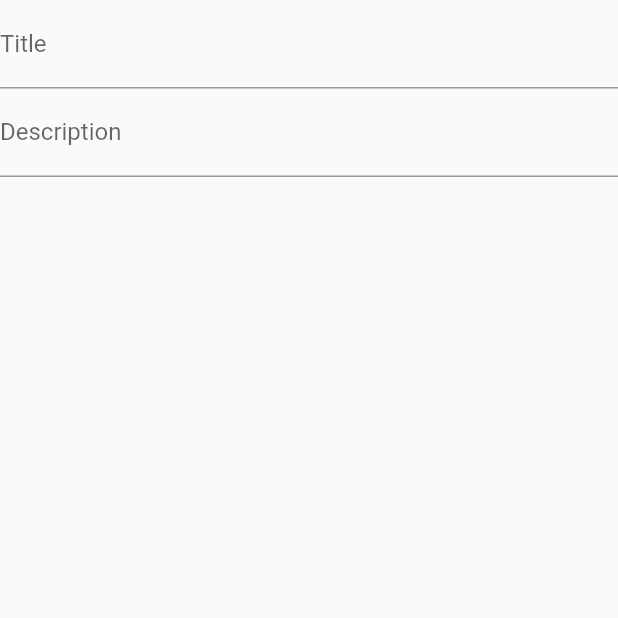
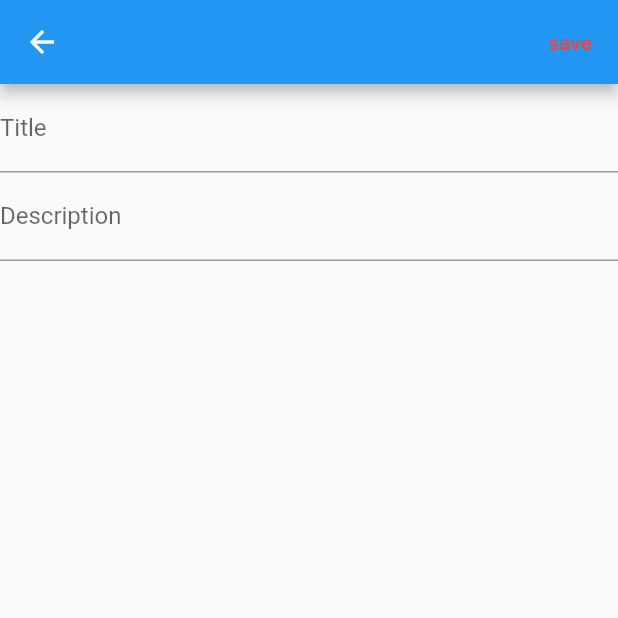
Before and after one commit to Anushavysakh/NotesReview, a Flutter app: the AddNote screen opened directly, on a phone screen of 412 x 824 dp, the top half of it. Run offline on Flutter 3.47's test engine with Material 2 defaults, Android fonts, the phone set to English and light mode, and no system bars; our stand-ins replace cloud_firestore, firebase_core; accounts and stored records are empty.

Commit message:
NotesApp

```diff
--- a/lib/firebase_note_service.dart
+++ b/lib/firebase_note_service.dart
@@ -4,7 +4,18 @@ import 'package:flutter/material.dart';
 import 'model/note.dart';
 
 class FirebaseNoteService {
-
   Note? note;
 
+  FirebaseNoteService.privateCon();
+
+  static final FirebaseNoteService instance = FirebaseNoteService.privateCon();
+  CollectionReference reference =
+      FirebaseFirestore.instance.collection('notes');
+
+  static addNote(String title, String description) {
+    CollectionReference reference =
+        FirebaseFirestore.instance.collection('notes');
+    var data = {'title' : title, 'description' : description};
+    reference.add(data);
+  }
 }
--- a/lib/pages/add_note.dart
+++ b/lib/pages/add_note.dart
@@ -1,4 +1,7 @@
 import 'package:flutter/material.dart';
+import 'package:review_project/firebase_note_service.dart';
+
+import '../model/note.dart';
 
 class AddNote extends StatefulWidget {
   const AddNote({Key? key}) : super(key: key);
@@ -8,21 +11,39 @@ class AddNote extends StatefulWidget {
 }
 
 class _AddNoteState extends State<AddNote> {
+  String? title;
+  String? description;
 
-  void add(){
-
+  void add() {
+    FirebaseNoteService.addNote(title!, description!);
   }
-
 
   @override
   Widget build(BuildContext context) {
     return Scaffold(
-      body: Column(children: const [
+      appBar: AppBar(
+        actions: [
+          TextButton(
+            onPressed: () => add(),
+            child: Text(
+              'save',
+              style: TextStyle(color: Colors.red),
+            ),
+          )
+        ],
+      ),
+      body: Column(children: [
         TextField(
           decoration: InputDecoration(labelText: 'Title'),
+          onChanged: (value) {
+            title = value;
+          },
         ),
         TextField(
           decoration: InputDecoration(labelText: 'Description'),
+          onChanged: (value) {
+            description = value;
+          },
         ),
       ]),
     );
```
Also changed, not shown: lib/main.dart (+6 -11 lines), lib/pages/home_page.dart (+31 -14 lines), 1 other file.
